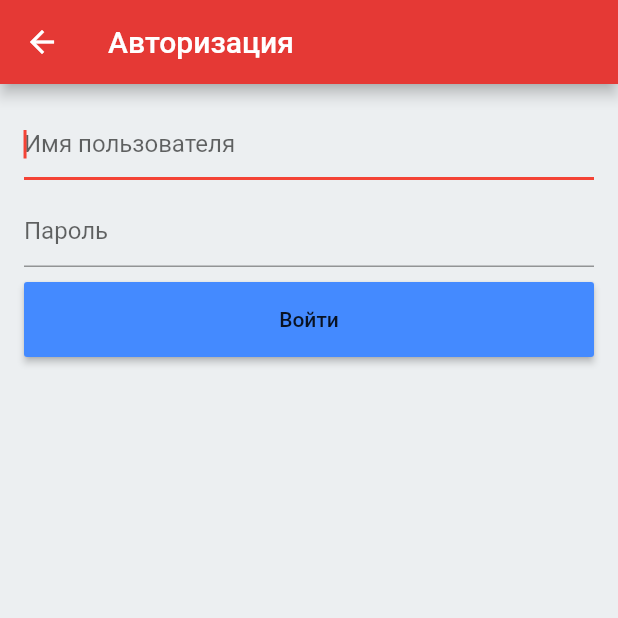
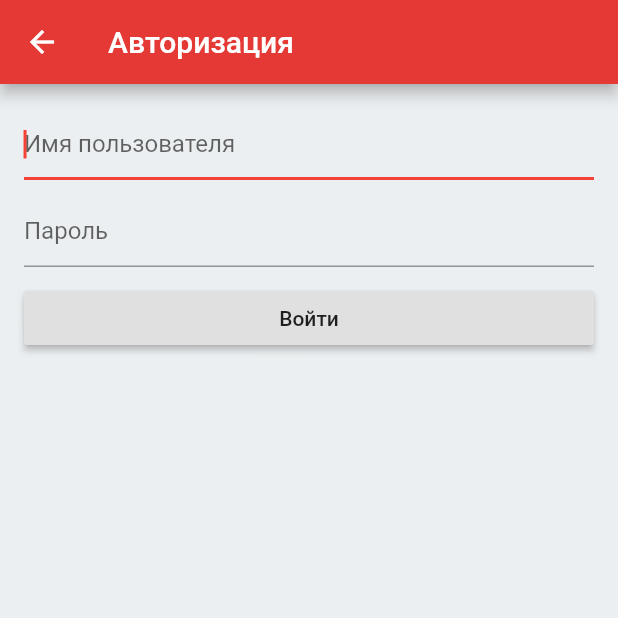
Before and after one commit to Vorkytaka/ant_assistant, a Flutter app: the screen it shows after launch, after a tap on "Добавить аккаунт", on a phone screen of 412 x 824 dp, the top half of it. Run offline on Flutter 3.47's test engine with Material 2 defaults, Android fonts, the phone set to English and light mode, and no system bars; our stand-ins replace bloc, dio, flutter_bloc, sqflite; accounts and stored records are empty.

Commit message:
• `MaterialButton` to `RaisedButton`

```diff
--- a/lib/presentation/login/screen.dart
+++ b/lib/presentation/login/screen.dart
@@ -105,10 +105,7 @@ class LoginFormState extends State<LoginForm> {
                 },
               ),
               SizedBox(height: 10),
-              MaterialButton(
-                minWidth: double.infinity,
-                color: Colors.blueAccent,
-                height: 50,
+              RaisedButton(
                 onPressed: () {
                   if (_formKey.currentState.validate()) {
                     _formKey.currentState.save();
```
